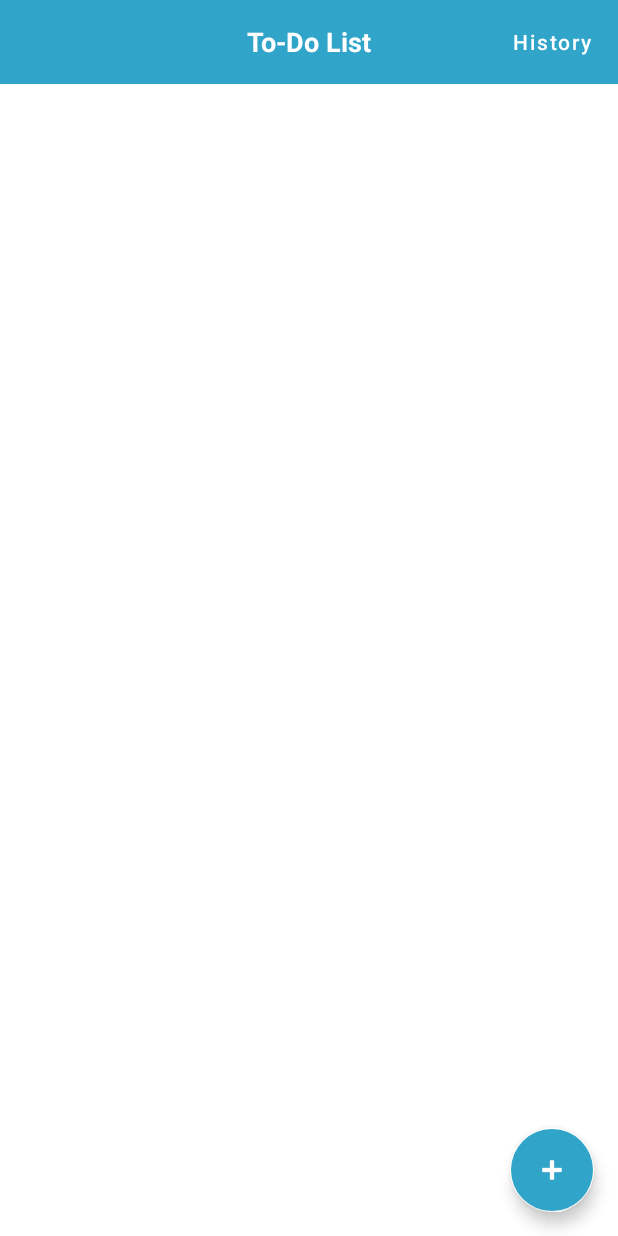
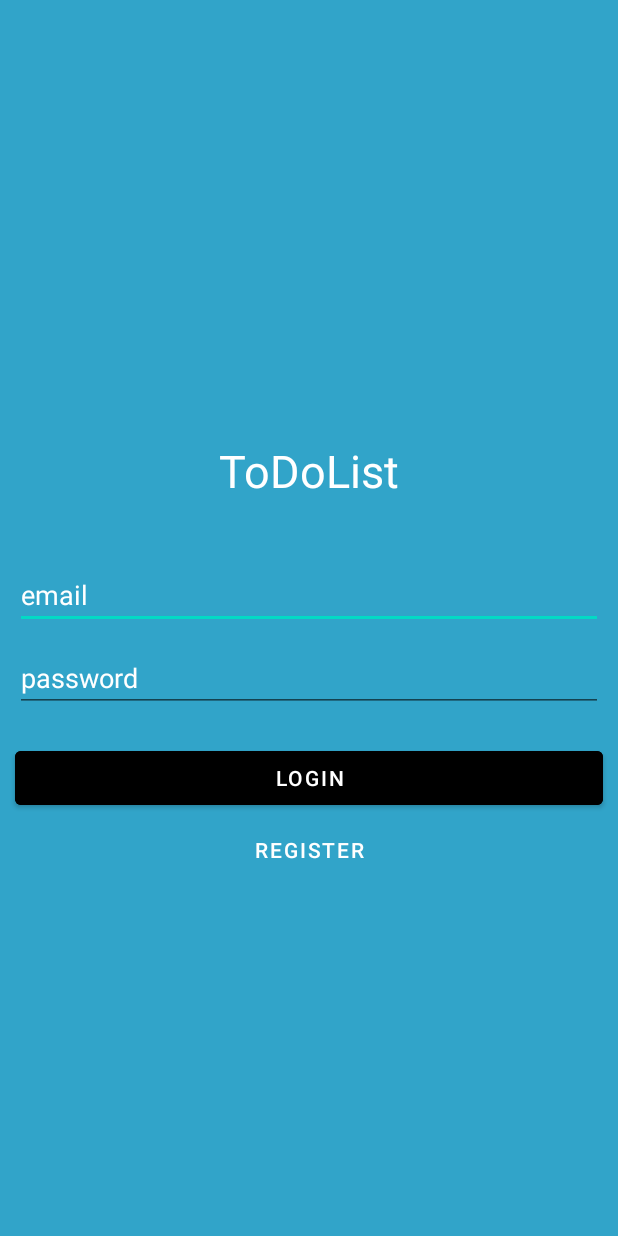
Before and after one commit to tutdeputraw/to-do-list, an Android app: the screen it shows after launch (MainActivity before the commit, LoginActivity after it), on a phone screen of 412 x 824 dp. Run offline under Robolectric (Android 15) with nearby library versions, the phone set to English and light mode, and no system bars.

Commit message:
add login feature

```diff
--- a/app/src/main/AndroidManifest.xml
+++ b/app/src/main/AndroidManifest.xml
@@ -16,6 +16,9 @@
             android:name=".AddPopupActivity"
             android:theme="@style/Theme.ToDoList.Popme" />
         <activity android:name=".HistoryActivity" />
+        <activity android:name=".RegisterActivity"></activity>
+        <activity android:name=".LoginActivity" />
+        <activity android:name=".HomeActivity" />
         <activity android:name=".MainActivity">
             <intent-filter>
                 <action android:name="android.intent.action.MAIN" />
--- /dev/null
+++ b/app/src/main/java/com/tutdeputraw/todolist/LoginActivity.java
@@ -0,0 +1,60 @@
+package com.tutdeputraw.todolist;
+
+import android.content.Intent;
+import android.os.Bundle;
+import android.view.View;
+import android.widget.EditText;
+import android.widget.Toast;
+
+import androidx.appcompat.app.AppCompatActivity;
+
+import com.tutdeputraw.todolist.account.DbHelper;
+import com.tutdeputraw.todolist.account.Session;
+
+public class LoginActivity extends AppCompatActivity {
+    private EditText etEmail;
+    private EditText etPass;
+    private DbHelper db;
+    private Session session;
+
+    @Override
+    protected void onCreate(Bundle savedInstanceState) {
+        super.onCreate(savedInstanceState);
+        setContentView(R.layout.activity_login);
+
+        db = new DbHelper(this);
+        session = new Session(this);
+
+        onBind();
+        checkState();
+    }
+
+    private void onBind() {
+        etEmail = findViewById(R.id.etEmail);
+        etPass = findViewById(R.id.etPass);
+    }
+
+    private void checkState() {
+        if (session.loggedin()) {
+            startActivity(new Intent(LoginActivity.this, MainActivity.class));
+            finish();
+        }
+    }
+
+    public void loginOnClick(View view) {
+        String email = etEmail.getText().toString();
+        String pass = etPass.getText().toString();
+
+        if (db.getUser(email, pass)) {
+            session.setLoggedin(true);
+            startActivity(new Intent(LoginActivity.this, MainActivity.class));
+            finish();
+        } else {
+            Toast.makeText(getApplicationContext(), "Wrong email/password", Toast.LENGTH_SHORT).show();
+        }
+    }
+
+    public void registerOnClick(View view) {
+        startActivity(new Intent(LoginActivity.this, RegisterActivity.class));
+    }
+}
--- a/app/src/main/java/com/tutdeputraw/todolist/MainActivity.java
+++ b/app/src/main/java/com/tutdeputraw/todolist/MainActivity.java
@@ -5,87 +5,41 @@ import android.os.Bundle;
 import android.view.View;
 
 import androidx.appcompat.app.AppCompatActivity;
-import androidx.recyclerview.widget.LinearLayoutManager;
-import androidx.recyclerview.widget.RecyclerView;
 
-import com.tutdeputraw.todolist.adapter.UncompletedTaskListAdapter;
-import com.tutdeputraw.todolist.database.local.TaskDatabase;
-import com.tutdeputraw.todolist.database.model.Task;
-
-import java.util.ArrayList;
-import java.util.List;
+import com.tutdeputraw.todolist.account.Session;
 
 public class MainActivity extends AppCompatActivity {
-    private RecyclerView recyclerView;
-    private UncompletedTaskListAdapter uncompletedTaskListAdapter;
-    private TaskDatabase database;
-    private final List<Task> list = new ArrayList<>();
+    private Session session;
 
     @Override
     protected void onCreate(Bundle savedInstanceState) {
         super.onCreate(savedInstanceState);
         setContentView(R.layout.activity_main);
 
-        recyclerView = findViewById(R.id.recycler_view1);
-
-        getDatabaseInstance();
-        initList();
-        setAdapter();
-        setRecyclerView();
+        checkState();
     }
 
-    private void initList() {
-        list.clear();
-        list.addAll(database.taskDao().getUncompletedTask());
+    private void checkState() {
+        session = new Session(this);
+        if (!session.loggedin()) {
+            logout();
+        } else {
+            goToHome();
+        }
     }
 
-    private void getDatabaseInstance() {
-        database = TaskDatabase.getInstance(getApplicationContext());
+    private void goToHome() {
+        finish();
+        startActivity(new Intent(MainActivity.this, HomeActivity.class));
     }
 
-    private void setAdapter() {
-        uncompletedTaskListAdapter = new UncompletedTaskListAdapter(MainActivity.this, list);
+    private void logout() {
+        session.setLoggedin(false);
+        finish();
+        startActivity(new Intent(MainActivity.this, LoginActivity.class));
     }
 
-    private void setRecyclerView() {
-        RecyclerView.LayoutManager layoutManager =
-                new LinearLayoutManager(getApplicationContext(),
-                        RecyclerView.VERTICAL, false);
-        recyclerView.setLayoutManager(layoutManager);
-        recyclerView.setAdapter(uncompletedTaskListAdapter);
-    }
-
-    public void fabOnClick(View view) {
-        Intent i = new Intent(getApplicationContext(), AddPopupActivity.class);
-        startActivity(i);
-    }
-
-    public void historyOnClick(View view) {
-        Intent i = new Intent(getApplicationContext(), HistoryActivity.class);
-        startActivity(i);
-    }
-
-    private void refresh() {
-        list.clear();
-        list.addAll(database.taskDao().getUncompletedTask());
-        uncompletedTaskListAdapter.notifyDataSetChanged();
-    }
-
-    @Override
-    protected void onStart() {
-        super.onStart();
-        refresh();
-    }
-
-    @Override
-    protected void onResume() {
-        super.onResume();
-        refresh();
-    }
-
-    @Override
-    protected void onRestart() {
-        super.onRestart();
-        refresh();
+    public void logoutOnClick(View view) {
+        logout();
     }
 }
--- /dev/null
+++ b/app/src/main/java/com/tutdeputraw/todolist/account/DbHelper.java
@@ -0,0 +1,70 @@
+package com.tutdeputraw.todolist.account;
+
+import android.content.ContentValues;
+import android.content.Context;
+import android.database.Cursor;
+import android.database.sqlite.SQLiteDatabase;
+import android.database.sqlite.SQLiteOpenHelper;
+import android.util.Log;
+
+public class DbHelper extends SQLiteOpenHelper {
+    public static final String TAG = DbHelper.class.getSimpleName();
+    public static final String DB_NAME = "myapp.db";
+    public static final int DB_VERSION = 1;
+
+    public static final String USER_TABLE = "users";
+    public static final String COLUMN_ID = "_id";
+    public static final String COLUMN_EMAIL = "email";
+    public static final String COLUMN_PASS = "password";
+
+    public static final String CREATE_TABLE_USERS = "CREATE TABLE " + USER_TABLE + "("
+            + COLUMN_ID + " INTEGER PRIMARY KEY AUTOINCREMENT,"
+            + COLUMN_EMAIL + " TEXT,"
+            + COLUMN_PASS + " TEXT);";
+
+    public DbHelper(Context context) {
+        super(context, DB_NAME, null, DB_VERSION);
+    }
+
+    @Override
+    public void onCreate(SQLiteDatabase db) {
+        db.execSQL(CREATE_TABLE_USERS);
+    }
+
+    @Override
+    public void onUpgrade(SQLiteDatabase db, int oldVersion, int newVersion) {
+        db.execSQL("DROP TABLE IF EXISTS " + USER_TABLE);
+        onCreate(db);
+    }
+
+    public void addUser(String email, String password) {
+        SQLiteDatabase db = super.getWritableDatabase();
+
+        ContentValues values = new ContentValues();
+        values.put(COLUMN_EMAIL, email);
+        values.put(COLUMN_PASS, password);
+
+        long id = db.insert(USER_TABLE, null, values);
+        db.close();
+
+        Log.d(TAG, "user inserted" + id);
+    }
+
+    public boolean getUser(String email, String pass) {
+        String selectQuery = "select * from  " + USER_TABLE + " where " +
+                COLUMN_EMAIL + " = " + "'" + email + "'" + " and " + COLUMN_PASS + " = " + "'" + pass + "'";
+
+        SQLiteDatabase db = this.getReadableDatabase();
+        Cursor cursor = db.rawQuery(selectQuery, null);
+        // Move to first row
+        cursor.moveToFirst();
+        if (cursor.getCount() > 0) {
+
+            return true;
+        }
+        cursor.close();
+        db.close();
+
+        return false;
+    }
+}
--- /dev/null
+++ b/app/src/main/java/com/tutdeputraw/todolist/account/Session.java
@@ -0,0 +1,25 @@
+package com.tutdeputraw.todolist.account;
+
+import android.content.Context;
+import android.content.SharedPreferences;
+
+public class Session {
+    SharedPreferences prefs;
+    SharedPreferences.Editor editor;
+    Context ctx;
+
+    public Session(Context ctx) {
+        this.ctx = ctx;
+        prefs = ctx.getSharedPreferences("myapp", Context.MODE_PRIVATE);
+        editor = prefs.edit();
+    }
+
+    public void setLoggedin(boolean logggedin) {
+        editor.putBoolean("loggedInmode", logggedin);
+        editor.commit();
+    }
+
+    public boolean loggedin() {
+        return prefs.getBoolean("loggedInmode", false);
+    }
+}
--- /dev/null
+++ b/app/src/main/res/layout/activity_login.xml
@@ -0,0 +1,75 @@
+<?xml version="1.0" encoding="utf-8"?>
+<LinearLayout xmlns:android="http://schemas.android.com/apk/res/android"
+    xmlns:tools="http://schemas.android.com/tools"
+    android:layout_width="match_parent"
+    android:layout_height="match_parent"
+    android:background="@color/cyan"
+    android:gravity="center"
+    android:orientation="vertical"
+    tools:context=".LoginActivity">
+
+    <TextView
+        android:layout_width="wrap_content"
+        android:layout_height="wrap_content"
+        android:layout_gravity="center_horizontal"
+        android:layout_marginTop="50dp"
+        android:padding="20dp"
+        android:text="@string/app_name"
+        android:textColor="@color/white"
+        android:textSize="30sp" />
+
+    <EditText
+        android:id="@+id/etEmail"
+        android:layout_width="match_parent"
+        android:layout_height="wrap_content"
+        android:layout_marginLeft="10dp"
+        android:layout_marginTop="20dp"
+        android:layout_marginRight="10dp"
+        android:layout_marginBottom="10dp"
+        android:hint="@string/email"
+        android:importantForAutofill="no"
+        android:inputType="textEmailAddress"
+        android:singleLine="true"
+        android:textColorHint="@color/white" />
+
+
+    <EditText
+        android:id="@+id/etPass"
+        android:layout_width="match_parent"
+        android:layout_height="wrap_content"
+        android:layout_marginLeft="10dp"
+        android:layout_marginRight="10dp"
+        android:layout_marginBottom="10dp"
+        android:hint="@string/password"
+        android:importantForAutofill="no"
+        android:inputType="textPassword"
+        android:singleLine="true"
+        android:textColorHint="@color/white" />
+
+    <Button
+        android:id="@+id/btnLogin"
+        android:layout_width="match_parent"
+        android:layout_height="wrap_content"
+        android:layout_marginLeft="10dp"
+        android:layout_marginTop="10dp"
+        android:layout_marginRight="10dp"
+        android:backgroundTint="@color/black"
+        android:onClick="loginOnClick"
+        android:text="@string/login"
+        android:textColor="@color/white"
+        tools:ignore="UnusedAttribute,UsingOnClickInXml" />
+
+    <Button
+        android:id="@+id/btnReg"
+        android:layout_width="match_parent"
+        android:layout_height="wrap_content"
+        android:layout_marginLeft="10dp"
+        android:layout_marginRight="10dp"
+        android:layout_marginBottom="10dp"
+        android:background="@android:color/transparent"
+        android:onClick="registerOnClick"
+        android:text="@string/register"
+        tools:ignore="UsingOnClickInXml" />
+
+
+</LinearLayout>
--- a/app/src/main/res/layout/activity_main.xml
+++ b/app/src/main/res/layout/activity_main.xml
@@ -1,82 +1,36 @@
 <?xml version="1.0" encoding="utf-8"?>
-<androidx.coordinatorlayout.widget.CoordinatorLayout xmlns:android="http://schemas.android.com/apk/res/android"
-    xmlns:app="http://schemas.android.com/apk/res-auto"
+<LinearLayout xmlns:android="http://schemas.android.com/apk/res/android"
     xmlns:tools="http://schemas.android.com/tools"
     android:layout_width="match_parent"
     android:layout_height="match_parent"
+    android:orientation="vertical"
     tools:context=".MainActivity">
 
-    <LinearLayout
+    <TextView
+        android:layout_width="wrap_content"
+        android:layout_height="wrap_content"
+        android:text="You are logged in"
+        android:layout_gravity="center_horizontal"
+        android:layout_marginLeft="10dp"
+        android:layout_marginTop="10dp"
+        android:textAppearance="?android:attr/textAppearanceLarge"
+        android:id="@+id/tvEmail" />
+
+    <RelativeLayout
         android:layout_width="match_parent"
         android:layout_height="match_parent"
-        android:orientation="vertical">
+        android:orientation="horizontal"
+        >
 
-        <androidx.appcompat.widget.Toolbar
+        <Button
+            android:id="@+id/btnLogout"
             android:layout_width="match_parent"
-            android:layout_height="?attr/actionBarSize"
-            app:contentInsetStart="0dp">
+            android:layout_height="wrap_content"
+            android:text="@string/logout"
+            android:onClick="logoutOnClick"
+            android:layout_alignParentBottom="true"
+            tools:ignore="UsingOnClickInXml" />
 
-            <RelativeLayout
-                android:layout_width="match_parent"
-                android:layout_height="match_parent"
-                android:background="@color/cyan"
-                android:gravity="center"
-                android:orientation="horizontal">
+    </RelativeLayout>
 
-                <TextView
-                    android:layout_width="match_parent"
-                    android:layout_height="match_parent"
-                    android:gravity="center"
-                    android:text="@string/to_do_list"
-                    android:textColor="@color/white"
-                    android:textSize="18sp"
-                    android:textStyle="bold" />
-
-                <Button
-                    android:layout_width="wrap_content"
-                    android:layout_height="match_parent"
-                    android:layout_alignParentEnd="true"
-                    android:layout_alignParentRight="true"
-                    android:background="@android:color/transparent"
-                    android:onClick="historyOnClick"
-                    android:text="@string/history"
-                    android:textAllCaps="false"
-                    tools:ignore="RelativeOverlap,UsingOnClickInXml" />
-            </RelativeLayout>
-        </androidx.appcompat.widget.Toolbar>
-
-        <LinearLayout
-            android:layout_width="match_parent"
-            android:layout_height="match_parent"
-            android:orientation="vertical">
-
-            <ScrollView
-                android:layout_width="match_parent"
-                android:layout_height="match_parent"
-                android:fillViewport="true"
-                tools:ignore="UselessParent">
-
-                <androidx.recyclerview.widget.RecyclerView
-                    android:id="@+id/recycler_view1"
-                    android:layout_width="match_parent"
-                    android:layout_height="wrap_content" />
-            </ScrollView>
-        </LinearLayout>
-    </LinearLayout>
-
-
-    <com.google.android.material.floatingactionbutton.FloatingActionButton
-        android:id="@+id/fab"
-        android:layout_width="wrap_content"
-        android:layout_height="wrap_content"
-        android:layout_gravity="bottom|end"
-        android:layout_margin="16dp"
-        android:background="@color/white"
-        android:backgroundTint="@color/cyan"
-        android:contentDescription="@string/todo"
-        android:onClick="fabOnClick"
-        app:backgroundTint="@color/white"
-        app:rippleColor="@color/white"
-        app:srcCompat="@android:drawable/ic_input_add"
-        tools:ignore="UnusedAttribute,UsingOnClickInXml" />
-</androidx.coordinatorlayout.widget.CoordinatorLayout>
+</LinearLayout>
--- a/app/src/main/res/values/strings.xml
+++ b/app/src/main/res/values/strings.xml
@@ -6,4 +6,10 @@
     <string name="todo">TODO</string>
     <string name="delete">DELETE</string>
     <string name="save">SAVE</string>
+    <string name="email">email</string>
+    <string name="password">password</string>
+    <string name="login">login</string>
+    <string name="register">register</string>
+    <string name="logout">logout</string>
+    <string name="back_to_login">BACK TO LOGIN</string>
 </resources>
```
Also changed, not shown: app/src/main/java/com/tutdeputraw/todolist/HomeActivity.java (added, +91 -0 lines), app/src/main/java/com/tutdeputraw/todolist/RegisterActivity.java (added, +51 -0 lines), app/src/main/res/layout/activity_home.xml (added, +82 -0 lines), app/src/main/res/layout/activity_register.xml (added, +64 -0 lines).
